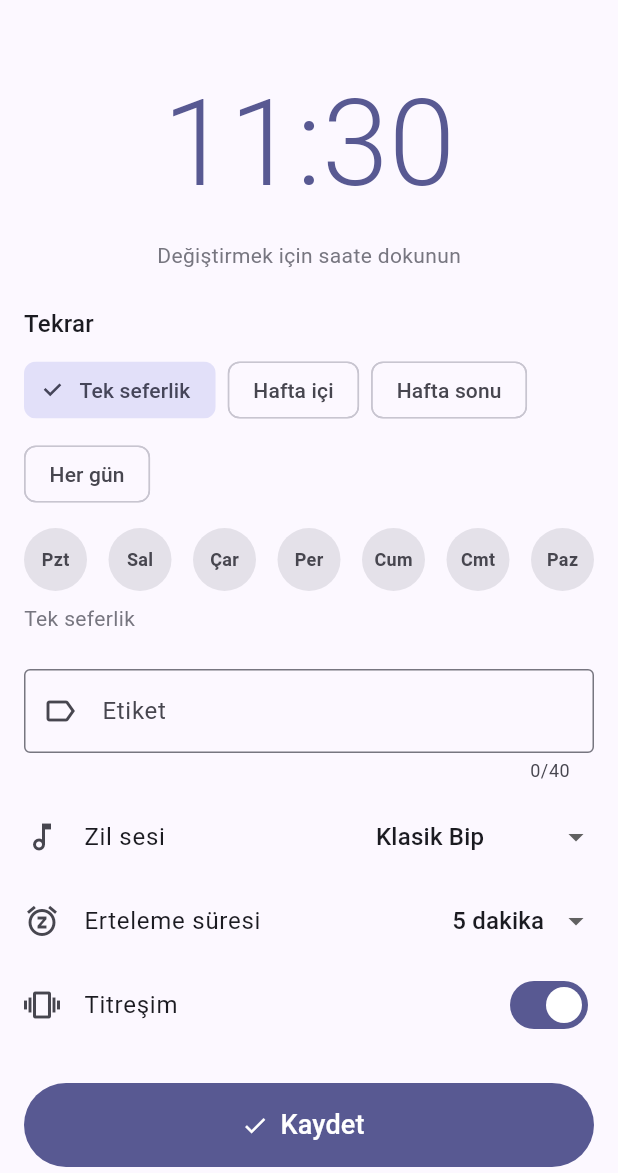
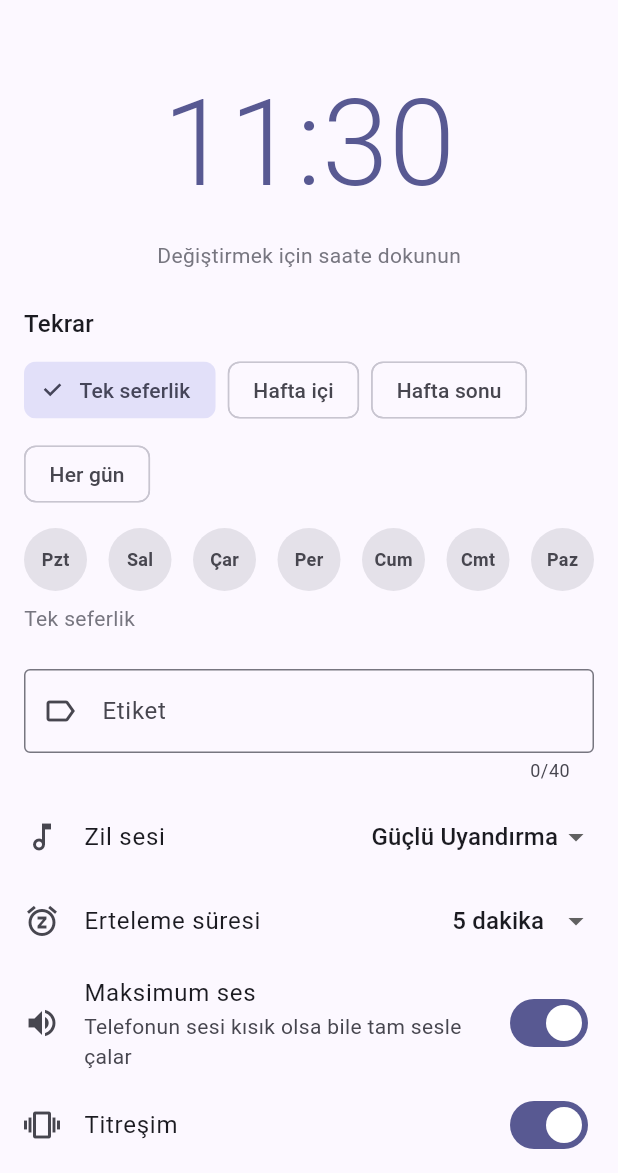
Before and after one commit to onceberkant/akilli-alarm, a Flutter app: the EditAlarmScreen screen opened directly, on a phone screen of 412 x 824 dp, the part 63-1236 px from its top. Run offline on Flutter 3.47's test engine with Material 3 defaults, Android fonts, the phone set to English and light mode, and no system bars; our stand-ins replace permission_handler, shared_preferences; missing offline and left inert: alarm; accounts and stored records are empty.

Commit message:
Add files via upload

```diff
--- a/lib/models/alarm_item.dart
+++ b/lib/models/alarm_item.dart
@@ -1,10 +1,11 @@
 // Tek bir alarmın tüm bilgilerini tutan model ve yardımcı fonksiyonlar.
 
 /// Varsayılan zil sesi (assets klasöründeki dosya yolu)
-const String kDefaultSound = 'assets/sounds/klasik.wav';
+const String kDefaultSound = 'assets/sounds/guclu.wav';
 
 /// Uygulamayla gelen zil sesleri: dosya yolu -> ekranda görünen ad
 const Map<String, String> kSounds = {
+  'assets/sounds/guclu.wav': 'Güçlü Uyandırma',
   'assets/sounds/klasik.wav': 'Klasik Bip',
   'assets/sounds/yumusak.wav': 'Yumuşak Melodi',
   'assets/sounds/dijital.wav': 'Dijital',
@@ -49,6 +50,7 @@ class AlarmItem {
     this.enabled = true,
     this.sound = kDefaultSound,
     this.vibrate = true,
+    this.maxVolume = true,
     this.snoozeMinutes = 5,
     this.nextAt,
   }) : days = days ?? <int>{};
@@ -61,6 +63,7 @@ class AlarmItem {
   bool enabled; // Açık / kapalı
   String sound; // Zil sesi dosya yolu
   bool vibrate; // Titreşim
+  bool maxVolume; // Telefonun sesi kısık olsa bile tam sesle çal
   int snoozeMinutes; // Erteleme süresi (dakika)
   DateTime? nextAt; // Alarm paketine kurulan bir sonraki çalma zamanı
 
@@ -101,6 +104,7 @@ class AlarmItem {
         enabled: enabled,
         sound: sound,
         vibrate: vibrate,
+        maxVolume: maxVolume,
         snoozeMinutes: snoozeMinutes,
         nextAt: nextAt,
       );
@@ -115,6 +119,7 @@ class AlarmItem {
         'enabled': enabled,
         'sound': sound,
         'vibrate': vibrate,
+        'maxVolume': maxVolume,
         'snoozeMinutes': snoozeMinutes,
         'nextAt': nextAt?.millisecondsSinceEpoch,
       };
@@ -134,6 +139,7 @@ class AlarmItem {
       enabled: json['enabled'] as bool? ?? true,
       sound: kSounds.containsKey(rawSound) ? rawSound : kDefaultSound,
       vibrate: json['vibrate'] as bool? ?? true,
+      maxVolume: json['maxVolume'] as bool? ?? true,
       snoozeMinutes: json['snoozeMinutes'] as int? ?? 5,
       nextAt: rawNext == null ? null : DateTime.fromMillisecondsSinceEpoch(rawNext),
     );
--- a/lib/screens/edit_alarm_screen.dart
+++ b/lib/screens/edit_alarm_screen.dart
@@ -240,6 +240,16 @@ class _EditAlarmScreenState extends State<EditAlarmScreen> {
             ),
           ),
 
+          // Maksimum ses
+          SwitchListTile(
+            contentPadding: EdgeInsets.zero,
+            secondary: const Icon(Icons.volume_up),
+            title: const Text('Maksimum ses'),
+            subtitle: const Text('Telefonun sesi kısık olsa bile tam sesle çalar'),
+            value: _draft.maxVolume,
+            onChanged: (v) => setState(() => _draft.maxVolume = v),
+          ),
+
           // Titreşim
           SwitchListTile(
             contentPadding: EdgeInsets.zero,
```
Also changed, not shown: lib/services/alarm_repository.dart (+5 -2 lines), 2 other files.
